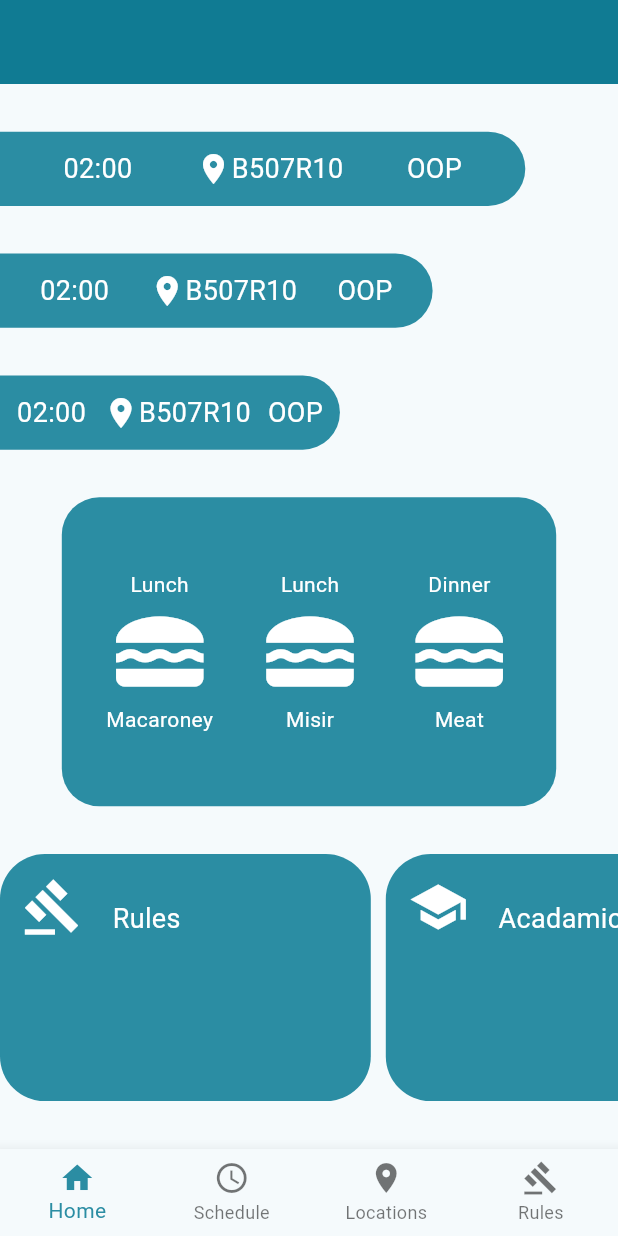
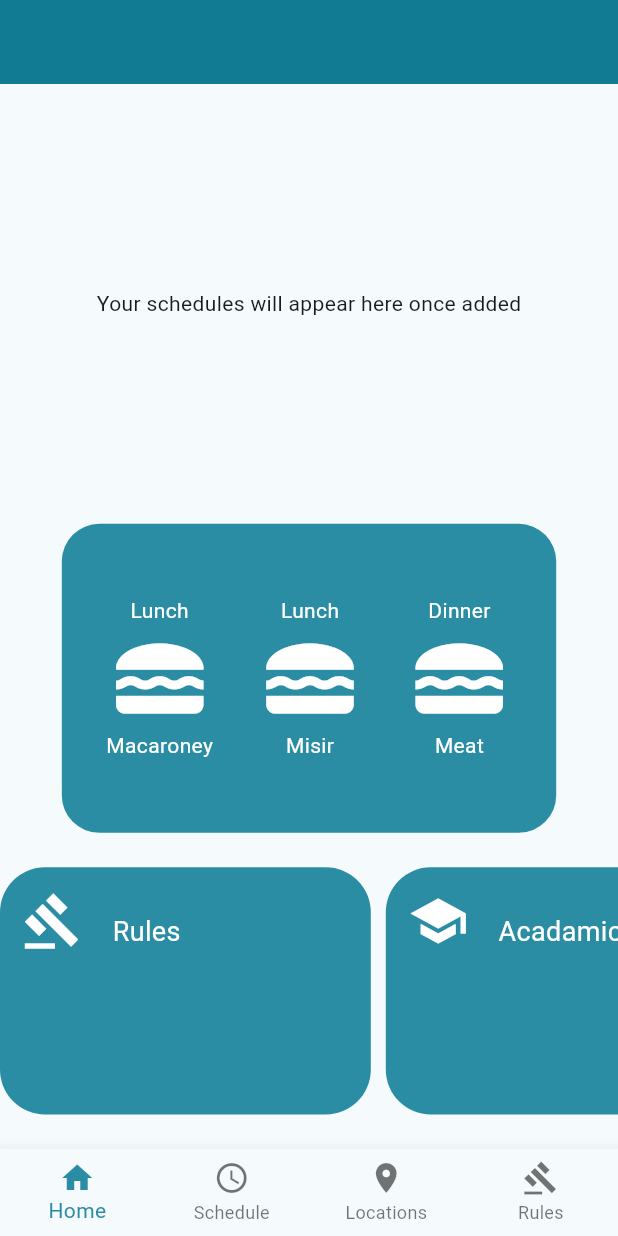
Before and after one commit to yeabsera-w/astu-app-hackathon, a Flutter app: the screen it shows after launch, on a phone screen of 412 x 824 dp. Run offline on Flutter 3.47's test engine with Material 3 defaults, Android fonts, the phone set to English and light mode, and no system bars; our stand-ins replace bloc, equatable, flutter_bloc, glassmorphism, hive, lottie; accounts and stored records are empty.

Commit message:
fix: fix some state management issues on home page

```diff
--- a/lib/view/pages/home/home_page.dart
+++ b/lib/view/pages/home/home_page.dart
@@ -66,14 +66,11 @@ class Home extends StatelessWidget {
             crossAxisAlignment: CrossAxisAlignment.start,
             mainAxisAlignment: MainAxisAlignment.spaceEvenly,
             children: [
-              for (int i = 1; i <= 3; i++)
-                ScheduleTile(
-                    classTime: "02:00",
-                    classAddress: "B507R10",
-                    courseName: "OOP",
-                    hieght: MediaQuery.sizeOf(context).height * 0.06,
-                    width: (MediaQuery.sizeOf(context).width) -
-                        (3 * i / 20 * MediaQuery.sizeOf(context).width)),
+              SizedBox(
+                height: MediaQuery.sizeOf(context).height * 0.3,
+                child: const Center(
+                    child: Text("Your schedules will appear here once added")),
+              ),
               Center(
                 child: Container(
                   alignment: Alignment.center,
@@ -126,10 +123,11 @@ class Home extends StatelessWidget {
                 ScheduleTile(
                     classTime: state.schedules[i].time!.format(context),
                     classAddress:
-                        "B${state.schedules[i].address!.blocNumber}R${state.schedules[0].address!.roomNumber}",
+                        "B${state.schedules[i].address!.blocNumber}R${state.schedules[i].address!.roomNumber}",
                     courseName: state.schedules[i].course!.name,
                     hieght: MediaQuery.sizeOf(context).height * 0.06,
-                    width: MediaQuery.sizeOf(context).width * 0.9),
+                    width: (MediaQuery.sizeOf(context).width) -
+                        (3 * i / 20 * MediaQuery.sizeOf(context).width)),
               Center(
                 child: Container(
                   alignment: Alignment.center,
```
